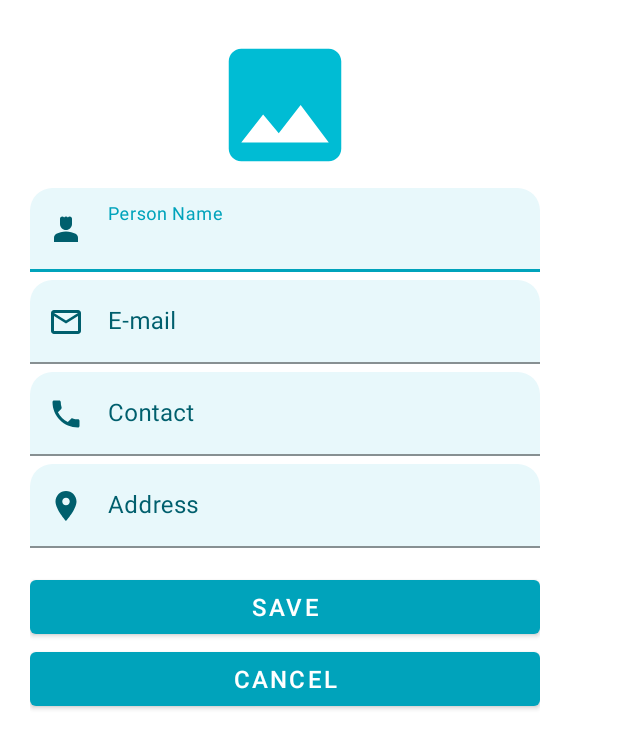
After one commit to IPSmeetpatadia/FirebaseDemo, an Android app: the layout popup_add_profile.xml on its own in the app's theme, with its tools: preview values and no code run, on a phone screen of 412 x 824 dp. The commit adds this screen. Shown: the top 749 px of the screen. Run offline under Robolectric (Android 15) with nearby library versions, the phone set to English and light mode, and no system bars.

Commit message:
DONE: Image Upload and Fetching

```diff
--- a/app/src/main/AndroidManifest.xml
+++ b/app/src/main/AndroidManifest.xml
@@ -3,6 +3,8 @@
     xmlns:tools="http://schemas.android.com/tools">
 
     <uses-permission android:name="android.permission.INTERNET" />
+    <uses-permission android:name="android.permission.READ_EXTERNAL_STORAGE"/>
+    <uses-permission android:name="android.permission.MANAGE_EXTERNAL_STORAGE"/>
 
     <application
         android:allowBackup="true"
--- /dev/null
+++ b/app/src/main/res/drawable/baseline_image_24.xml
@@ -0,0 +1,5 @@
+<vector android:height="24dp" android:tint="@color/robin_egg_blue"
+    android:viewportHeight="24" android:viewportWidth="24"
+    android:width="24dp" xmlns:android="http://schemas.android.com/apk/res/android">
+    <path android:fillColor="@android:color/white" android:pathData="M21,19V5c0,-1.1 -0.9,-2 -2,-2H5c-1.1,0 -2,0.9 -2,2v14c0,1.1 0.9,2 2,2h14c1.1,0 2,-0.9 2,-2zM8.5,13.5l2.5,3.01L14.5,12l4.5,6H5l3.5,-4.5z"/>
+</vector>
--- /dev/null
+++ b/app/src/main/res/layout/popup_add_profile.xml
@@ -0,0 +1,138 @@
+<?xml version="1.0" encoding="utf-8"?>
+<androidx.constraintlayout.widget.ConstraintLayout xmlns:android="http://schemas.android.com/apk/res/android"
+    xmlns:app="http://schemas.android.com/apk/res-auto"
+    xmlns:tools="http://schemas.android.com/tools"
+    android:layout_width="380dp"
+    android:layout_height="wrap_content"
+    android:orientation="vertical"
+    android:padding="20dp">
+
+    <ImageView
+        android:id="@+id/profile_img"
+        android:layout_width="100dp"
+        android:layout_height="100dp"
+        android:src="@drawable/baseline_image_24"
+        app:layout_constraintEnd_toEndOf="parent"
+        app:layout_constraintStart_toStartOf="parent"
+        app:layout_constraintTop_toTopOf="parent"/>
+
+    <!--    NAME    -->
+    <com.google.android.material.textfield.TextInputLayout
+        android:id="@+id/addList_TIL1"
+        android:layout_width="match_parent"
+        android:layout_height="wrap_content"
+        android:textColorHint="@color/dark_cyan"
+        app:boxBackgroundColor="@color/blur2_robin_egg_blue"
+        app:boxCornerRadiusTopEnd="15dp"
+        app:boxCornerRadiusTopStart="15dp"
+        android:layout_marginTop="5dp"
+        app:layout_constraintEnd_toEndOf="parent"
+        app:layout_constraintStart_toStartOf="parent"
+        app:layout_constraintTop_toBottomOf="@id/profile_img"
+        app:startIconDrawable="@drawable/baseline_person_4_24"
+        app:startIconTint="@color/dark_cyan">
+
+        <EditText
+            android:id="@+id/profile_edtxt_name"
+            android:layout_width="match_parent"
+            android:layout_height="wrap_content"
+            android:hint="Person Name"
+            android:singleLine="true" />
+    </com.google.android.material.textfield.TextInputLayout>
+
+    <!--    EMAIL    -->
+    <com.google.android.material.textfield.TextInputLayout
+        android:id="@+id/addList_TIL2"
+        android:layout_width="match_parent"
+        android:layout_height="wrap_content"
+        android:layout_marginTop="5dp"
+        android:textColorHint="@color/dark_cyan"
+        app:boxBackgroundColor="@color/blur2_robin_egg_blue"
+        app:boxCornerRadiusTopEnd="15dp"
+        app:boxCornerRadiusTopStart="15dp"
+        app:layout_constraintEnd_toEndOf="parent"
+        app:layout_constraintStart_toStartOf="parent"
+        app:layout_constraintTop_toBottomOf="@id/addList_TIL1"
+        app:startIconDrawable="@drawable/baseline_mail_outline_24"
+        app:startIconTint="@color/dark_cyan">
+
+        <EditText
+            android:id="@+id/profile_edtxt_email"
+            android:layout_width="match_parent"
+            android:layout_height="wrap_content"
+            android:hint="E-mail"
+            android:singleLine="true" />
+    </com.google.android.material.textfield.TextInputLayout>
+
+    <!--    CONTACT / PHONE NUMBER    -->
+    <com.google.android.material.textfield.TextInputLayout
+        android:id="@+id/addList_TIL3"
+        android:layout_width="match_parent"
+        android:layout_height="wrap_content"
+        android:layout_marginTop="5dp"
+        android:textColorHint="@color/dark_cyan"
+        app:boxBackgroundColor="@color/blur2_robin_egg_blue"
+        app:boxCornerRadiusTopEnd="15dp"
+        app:boxCornerRadiusTopStart="15dp"
+        app:layout_constraintEnd_toEndOf="parent"
+        app:layout_constraintStart_toStartOf="parent"
+        app:layout_constraintTop_toBottomOf="@id/addList_TIL2"
+        app:startIconDrawable="@drawable/baseline_phone_24"
+        app:startIconTint="@color/dark_cyan">
+
+        <EditText
+            android:id="@+id/profile_edtxt_phone"
+            android:layout_width="match_parent"
+            android:layout_height="wrap_content"
+            android:hint="Contact"
+            android:singleLine="true" />
+    </com.google.android.material.textfield.TextInputLayout>
+
+    <!--   ADDRESS    -->
+    <com.google.android.material.textfield.TextInputLayout
+        android:id="@+id/addList_TIL4"
+        android:layout_width="match_parent"
+        android:layout_height="wrap_content"
+        android:layout_marginTop="5dp"
+        android:textColorHint="@color/dark_cyan"
+        app:boxBackgroundColor="@color/blur2_robin_egg_blue"
+        app:boxCornerRadiusTopEnd="15dp"
+        app:boxCornerRadiusTopStart="15dp"
+        app:layout_constraintEnd_toEndOf="parent"
+        app:layout_constraintStart_toStartOf="parent"
+        app:layout_constraintTop_toBottomOf="@id/addList_TIL3"
+        app:startIconDrawable="@drawable/baseline_location_on_24"
+        app:startIconTint="@color/dark_cyan">
+
+        <EditText
+            android:id="@+id/profile_edtxt_address"
+            android:layout_width="match_parent"
+            android:layout_height="wrap_content"
+            android:hint="Address"
+            android:singleLine="true" />
+    </com.google.android.material.textfield.TextInputLayout>
+
+    <!--  SAVE  -->
+    <Button
+        android:id="@+id/btnSaveProfile"
+        android:layout_width="match_parent"
+        android:layout_height="wrap_content"
+        android:layout_marginTop="15dp"
+        android:text="Save"
+        android:textSize="16sp"
+        app:layout_constraintEnd_toEndOf="parent"
+        app:layout_constraintStart_toStartOf="parent"
+        app:layout_constraintTop_toBottomOf="@id/addList_TIL4" />
+
+    <!--  CANCEL  -->
+    <Button
+        android:id="@+id/btnProfileCancel"
+        android:layout_width="match_parent"
+        android:layout_height="wrap_content"
+        android:text="Cancel"
+        android:textSize="16sp"
+        app:layout_constraintEnd_toEndOf="parent"
+        app:layout_constraintStart_toStartOf="parent"
+        app:layout_constraintTop_toBottomOf="@id/btnSaveProfile" />
+
+</androidx.constraintlayout.widget.ConstraintLayout>
```
Also changed, not shown: app/build.gradle (+11 -4 lines), app/src/main/java/com/ipsMeet/firebasedemo/adapter/ImgListAdapter.kt (added, +41 -0 lines), app/src/main/java/com/ipsMeet/firebasedemo/dataclass/ImgListDataClass.kt (added, +9 -0 lines), app/src/main/java/com/ipsMeet/firebasedemo/dataclass/ViewImgListDataClass.kt (added, +10 -0 lines), app/src/main/java/com/ipsMeet/firebasedemo/fragment/HomeFragment.kt (+17 -0 lines), app/src/main/java/com/ipsMeet/firebasedemo/fragment/ImageListFragment.kt (added, +169 -0 lines), app/src/main/res/layout/fragment_image_list.xml (added, +24 -0 lines), app/src/main/res/layout/single_view_img_list.xml (added, +44 -0 lines).
